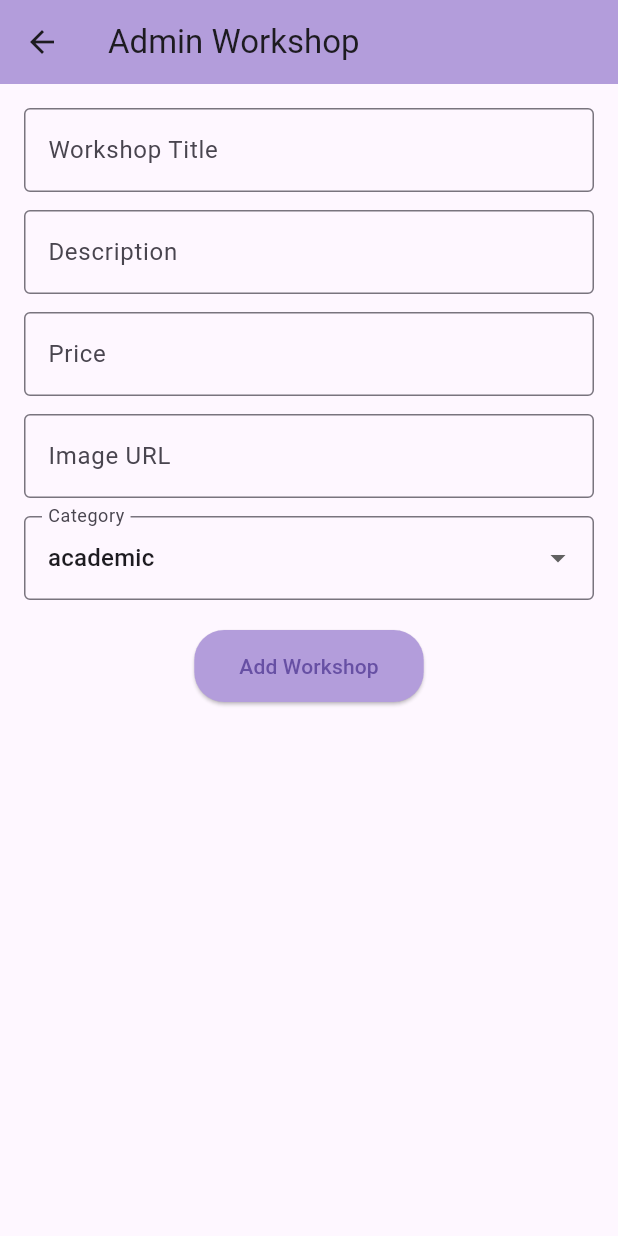
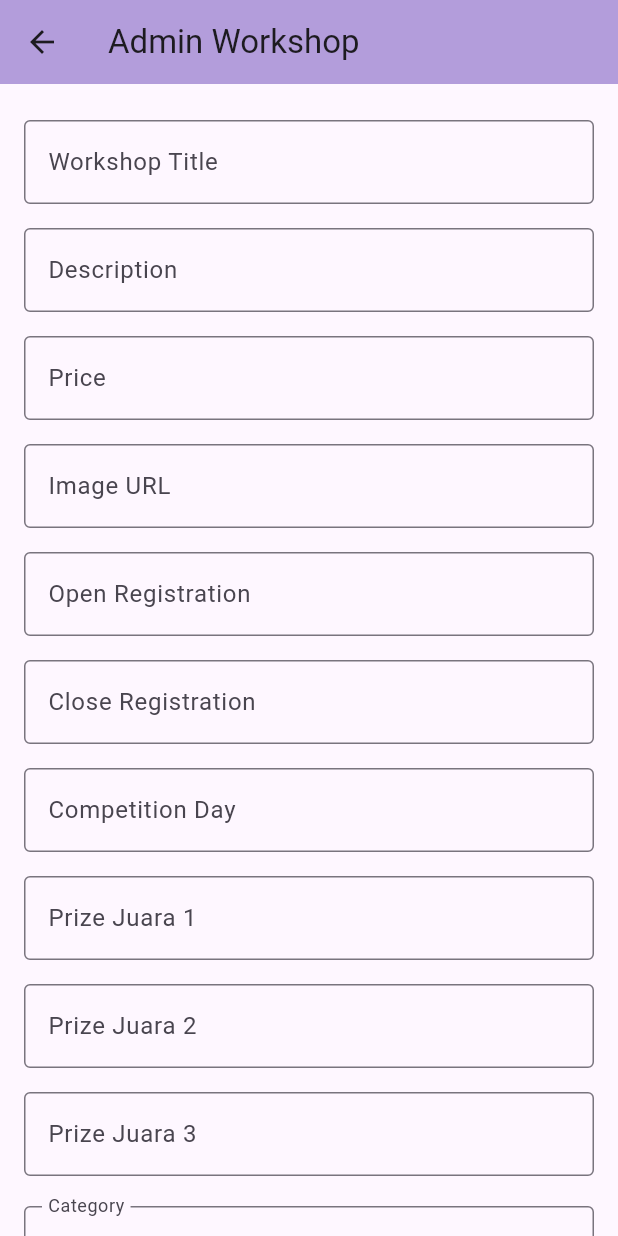
Before and after one commit to ditoputra0104/CRUD-Workshop, a Flutter app: the AdminWorkshopPage screen opened directly, on a phone screen of 412 x 824 dp. Run offline on Flutter 3.47's test engine with Material 3 defaults, Android fonts, the phone set to English and light mode, and no system bars; our stand-ins replace cloud_firestore, firebase_core, flutter_map, latlong2; accounts and stored records are empty; network calls fail.

Commit message:
admin workshop

```diff
--- a/lib/adminWorkshop.dart
+++ b/lib/adminWorkshop.dart
@@ -9,10 +9,16 @@ class AdminWorkshopPage extends StatefulWidget {
 }
 
 class _AdminWorkshopPageState extends State<AdminWorkshopPage> {
-  final TextEditingController _titleController = TextEditingController();
-  final TextEditingController _descController = TextEditingController();
-  final TextEditingController _priceController = TextEditingController();
-  final TextEditingController _imageController = TextEditingController();
+  final _titleController = TextEditingController();
+  final _descController = TextEditingController();
+  final _priceController = TextEditingController();
+  final _imageController = TextEditingController();
+  final _openRegistController = TextEditingController();
+  final _closeRegistController = TextEditingController();
+  final _competitionDayController = TextEditingController();
+  final _prize1Controller = TextEditingController();
+  final _prize2Controller = TextEditingController();
+  final _prize3Controller = TextEditingController();
 
   String _selectedCategory = 'academic';
   final List<String> _categories = ['academic', 'non-academic'];
@@ -25,6 +31,12 @@ class _AdminWorkshopPageState extends State<AdminWorkshopPage> {
         'price': int.tryParse(_priceController.text) ?? 0,
         'image': _imageController.text.trim(),
         'category': _selectedCategory,
+        'open_regist': _openRegistController.text.trim(),
+        'close_regist': _closeRegistController.text.trim(),
+        'competition_day': _competitionDayController.text.trim(),
+        'prize_1': _prize1Controller.text.trim(),
+        'prize_2': _prize2Controller.text.trim(),
+        'prize_3': _prize3Controller.text.trim(),
       });
 
       ScaffoldMessenger.of(context).showSnackBar(
@@ -35,6 +47,13 @@ class _AdminWorkshopPageState extends State<AdminWorkshopPage> {
       _descController.clear();
       _priceController.clear();
       _imageController.clear();
+      _openRegistController.clear();
+      _closeRegistController.clear();
+      _competitionDayController.clear();
+      _prize1Controller.clear();
+      _prize2Controller.clear();
+      _prize3Controller.clear();
+
       setState(() {
         _selectedCategory = 'academic';
       });
@@ -43,6 +62,21 @@ class _AdminWorkshopPageState extends State<AdminWorkshopPage> {
         SnackBar(content: Text("Error: $e")),
       );
     }
+  }
+
+  Widget _buildTextField(String label, TextEditingController controller,
+      {TextInputType? inputType}) {
+    return Padding(
+      padding: const EdgeInsets.symmetric(vertical: 8),
+      child: TextField(
+        controller: controller,
+        keyboardType: inputType,
+        decoration: InputDecoration(
+          labelText: label,
+          border: const OutlineInputBorder(),
+        ),
+      ),
+    );
   }
 
   @override
@@ -56,49 +90,24 @@ class _AdminWorkshopPageState extends State<AdminWorkshopPage> {
         padding: const EdgeInsets.all(16),
         child: Column(
           children: [
-            TextField(
-              controller: _titleController,
-              decoration: const InputDecoration(
-                labelText: "Workshop Title",
-                border: OutlineInputBorder(),
-              ),
-            ),
-            const SizedBox(height: 12),
-            TextField(
-              controller: _descController,
-              decoration: const InputDecoration(
-                labelText: "Description",
-                border: OutlineInputBorder(),
-              ),
-            ),
-            const SizedBox(height: 12),
-            TextField(
-              controller: _priceController,
-              keyboardType: TextInputType.number,
-              decoration: const InputDecoration(
-                labelText: "Price",
-                border: OutlineInputBorder(),
-              ),
-            ),
-            const SizedBox(height: 12),
-            TextField(
-              controller: _imageController,
-              decoration: const InputDecoration(
-                labelText: "Image URL",
-                border: OutlineInputBorder(),
-              ),
-            ),
+            _buildTextField("Workshop Title", _titleController),
+            _buildTextField("Description", _descController),
+            _buildTextField("Price", _priceController,
+                inputType: TextInputType.number),
+            _buildTextField("Image URL", _imageController),
+            _buildTextField("Open Registration", _openRegistController),
+            _buildTextField("Close Registration", _closeRegistController),
+            _buildTextField("Competition Day", _competitionDayController),
+            _buildTextField("Prize Juara 1", _prize1Controller),
+            _buildTextField("Prize Juara 2", _prize2Controller),
+            _buildTextField("Prize Juara 3", _prize3Controller),
             const SizedBox(height: 12),
             DropdownButtonFormField<String>(
               value: _selectedCategory,
-              items: _categories.map((cat) {
-                return DropdownMenuItem(value: cat, child: Text(cat));
-              }).toList(),
-              onChanged: (value) {
-                setState(() {
-                  _selectedCategory = value!;
-                });
-              },
+              items: _categories
+                  .map((cat) => DropdownMenuItem(value: cat, child: Text(cat)))
+                  .toList(),
+              onChanged: (val) => setState(() => _selectedCategory = val!),
               decoration: const InputDecoration(
                 labelText: "Category",
                 border: OutlineInputBorder(),
```
